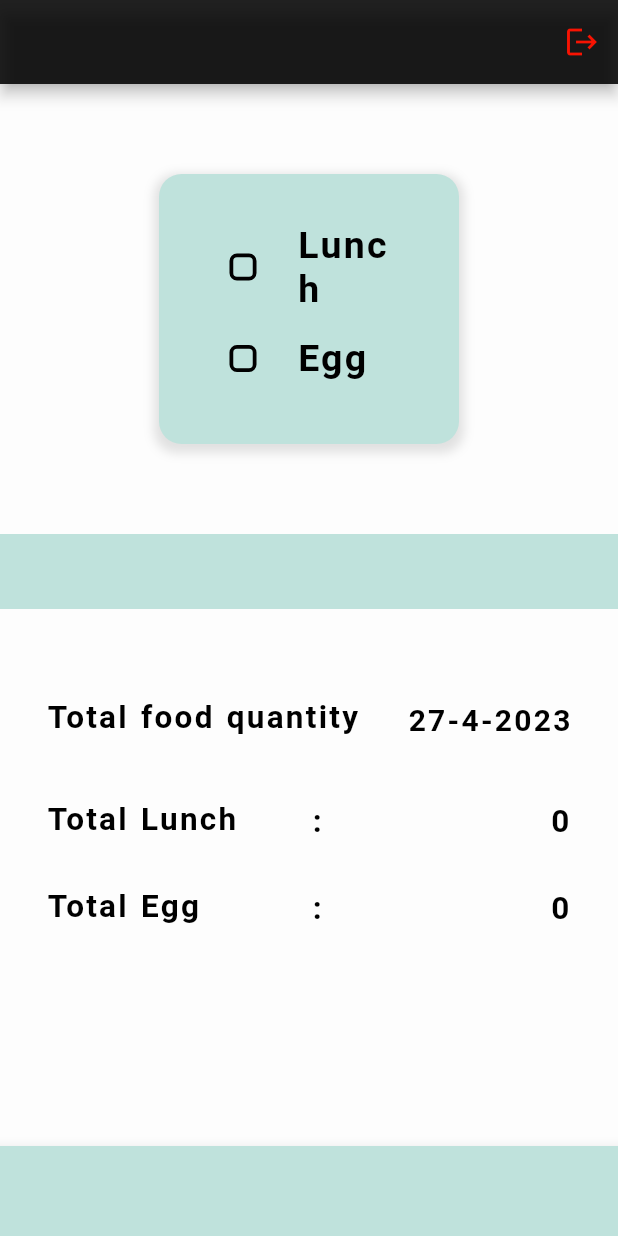
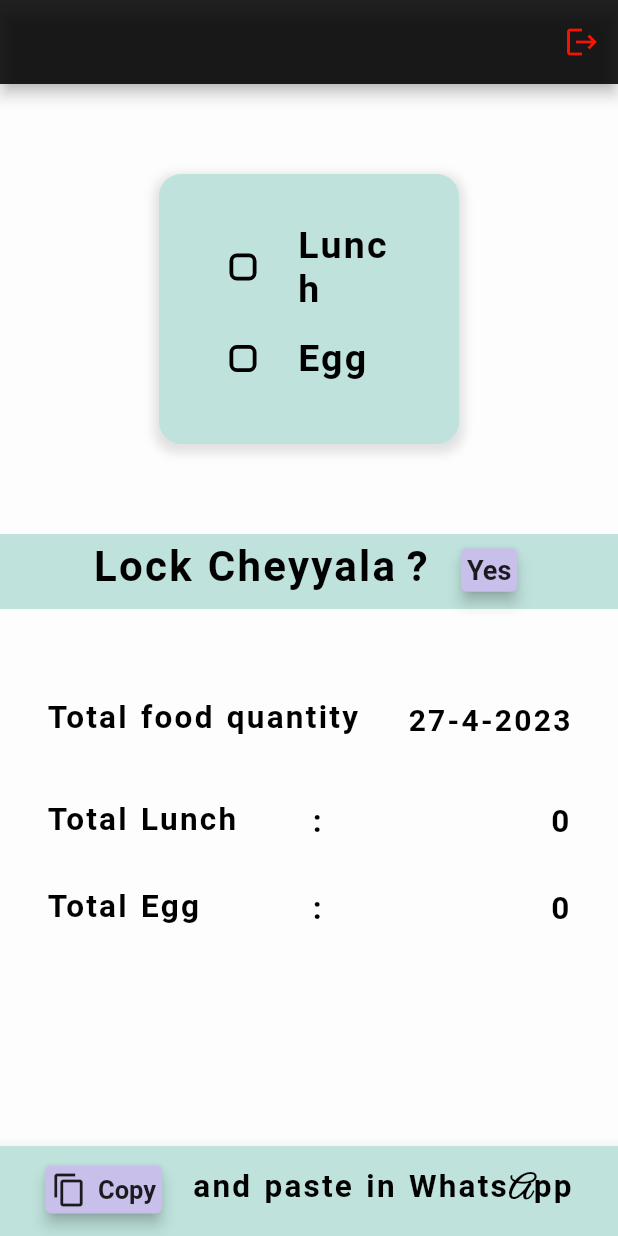
Before and after one commit to mahesheasy/lunch_repository, a Flutter app: the screen it shows once a user with an empty profile is signed in, after a tap on "Yes", on a phone screen of 412 x 824 dp. Run offline on Flutter 3.47's test engine with Material 2 defaults, Android fonts, the phone set to English and light mode, and no system bars; our stand-ins replace cloud_firestore, firebase_auth, firebase_core, flutter_local_notifications, google_fonts, timezone and 1 more; accounts and stored records are empty; network calls fail.

Commit message:
no change were don

```diff
--- a/lib/home/date_time.dart
+++ b/lib/home/date_time.dart
@@ -17,7 +17,7 @@ Row Current_Date(BuildContext context) {
   );
 }
 
-// we have to do one thing in next virsion that is
+// we have to do one thing in next version that is
 // -------
 // 1 . we have to wrap with Column to Row and and one Row above present
 //Row and use text weigates for labeling "Present Time " and "Present Day "
--- a/lib/home/food_quantity.dart
+++ b/lib/home/food_quantity.dart
@@ -1,6 +1,6 @@
 import 'package:flutter/material.dart';
 
-List quantity = ['Total Lunch', r"Total Egg  "];
+List quantity = ['Total Lunch', "Total Egg  "];
 
 // Row totalquantity(
 //     int quantityIndex, BuildContext context, String _totallunchandeggcount) {
--- a/lib/home/home_page.dart
+++ b/lib/home/home_page.dart
@@ -136,7 +136,7 @@ class _HomePageState extends State<HomePage> {
                   mainAxisAlignment: MainAxisAlignment.center,
                   crossAxisAlignment: CrossAxisAlignment.center,
                   children: [
-                    if (now.hour < 11)
+                   // if (now.hour < 11)
                       Container(
                         child: Column(
                           children: [
@@ -163,7 +163,7 @@ class _HomePageState extends State<HomePage> {
                           ],
                         ),
                       ),
-                    if (now.hour > 11) timeoutwidget(context),
+                   // if (now.hour > 11) timeoutwidget(context),
                   ],
                 ),
               ),
@@ -179,8 +179,8 @@ class _HomePageState extends State<HomePage> {
                 padding: EdgeInsets.only(right: 5, left: 5),
                 child: Column(
                   children: [
-                    if (now.hour < 11)
-                      if (_isLunchProvided)
+                   // if (now.hour < 11)
+                    //  if (_isLunchProvided)
                         yesbtnandtext(
                           0,
                           context,
@@ -214,7 +214,7 @@ class _HomePageState extends State<HomePage> {
           child: Container(
             child: Column(
               children: [
-                if (now.hour > 11)
+               // if (now.hour > 11)
                   Bottomappbarcontant(context, totallunchcount.toString(),
                       totaleggcount.toString()),
               ],
--- a/lib/home/home_page_buttons.dart
+++ b/lib/home/home_page_buttons.dart
@@ -9,8 +9,6 @@ List buttonNames = ['Yes', 'Copy'];
 CollectionReference lunch = FirebaseFirestore.instance
     .collection('lunch_${now.day}-${now.month}-${now.year}');
 var now = DateTime.now();
-
-//
 
 ElevatedButton logoutsubmitSharebtn(int buttonNamesIndex, BuildContext context,
     bool _lunchisChecked, bool _eggisChecked, totallunchcount, totaleggcount,
@@ -82,8 +80,6 @@ Future<void> mycallbackusingforlogoutandhaa(int buttonNamesIndex,
       'lunch': _lunchisChecked,
       'email': user_email,
       'date': "${now.day}-${now.month}-${now.year}",
-    }).then((value) {
-
     });
   }
 }
--- a/lib/home/time_out_display.dart
+++ b/lib/home/time_out_display.dart
@@ -1,5 +1,5 @@
 import 'package:flutter/material.dart';
-import 'package:animated_text_kit/animated_text_kit.dart';
+
 
 Container timeoutwidget(BuildContext context) {
   return Container(
--- a/lib/login/notification.dart
+++ b/lib/login/notification.dart
@@ -19,9 +19,9 @@ class notification {
   Future<void> showNotification(int id, String title, String body) async {
     tz.initializeTimeZones();
     var SheduleDate1 = tz.TZDateTime.from(
-        DateTime(now.year, now.month, now.day, 10, 0, 0), tz.local);
+        DateTime(now.year, now.month, now.day, 12, 54, 0), tz.local);
     var SheduleDate2 = tz.TZDateTime.from(
-        DateTime(now.year, now.month, now.day, 10, 30, 0), tz.local);
+        DateTime(now.year, now.month, now.day, 12, 55, 0), tz.local);
     if (now.isBefore(SheduleDate1)) {
       await flutterLocalNotificationsPlugin.zonedSchedule(
         id,
```
Also changed, not shown: 1 other file.
